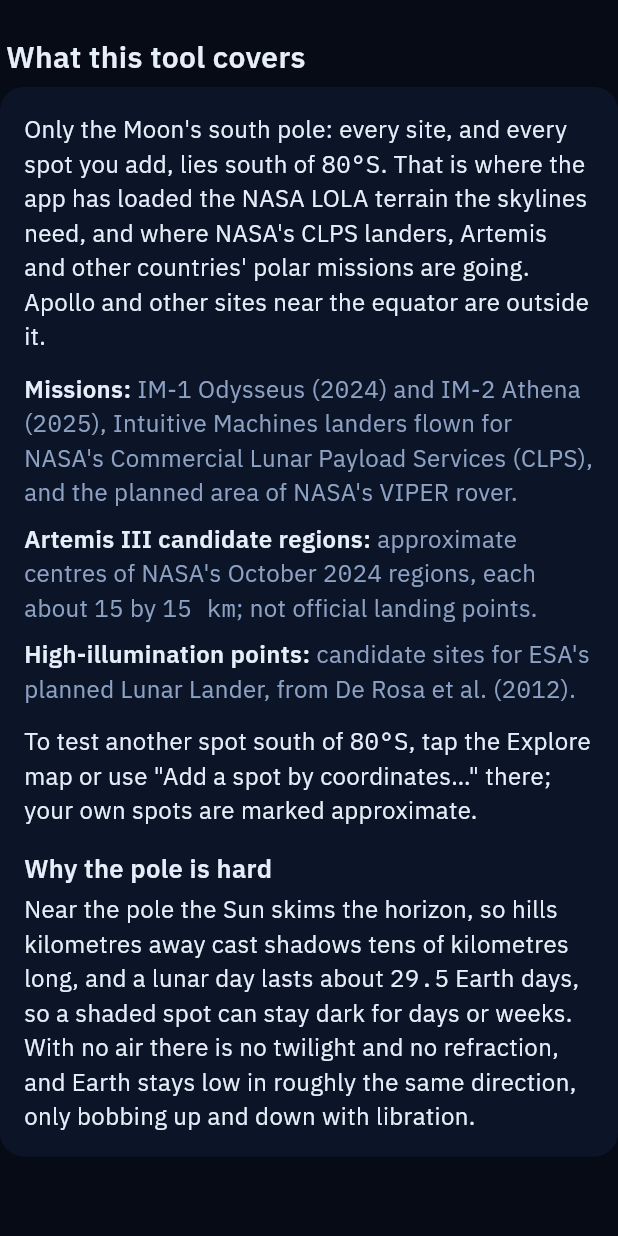
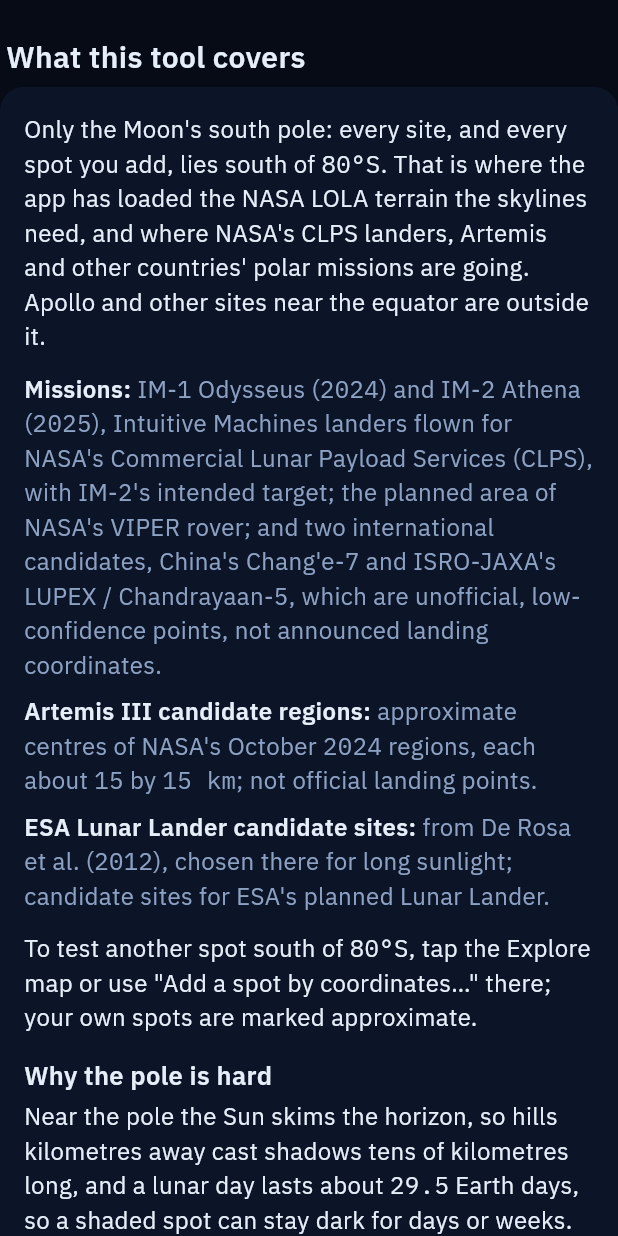
Before and after one commit to localizedprojects/CLPS-MOON-BROWSER, a Flutter app: the _Coverage widget shown alone on an empty page, opened directly, on a phone screen of 412 x 824 dp. Run offline on Flutter 3.47's test engine with Material 3 defaults, Android fonts, the phone set to English and light mode, and no system bars; our stand-ins replace share_plus, shared_preferences, web, webview_flutter; missing offline and left inert: dart:js_interop, dart:ui_web, webview_flutter_android; accounts and stored records are empty; project files that could hold a hidden picture were left out.

Commit message:
Catalogue: Learn and docs follow the renamed groups and the 19 sites
Learn names the ESA Lunar Lander group and lists IM-2's intended target and
the two low-confidence international candidates; counts, the region avgvis
figures (14 regions) and the bundle size are updated; dated 16-site
measurements say which set they used.

Co-Authored-By: Claude Opus 5.5 <noreply@anthropic.com>
Claude-Session: https://claude.ai/code/session_015neCYiKdaPfpzjxjrdyDQV

```diff
--- a/app/lib/content/how_calculated.dart
+++ b/app/lib/content/how_calculated.dart
@@ -63,7 +63,7 @@ const calcSections = <CalcSection>[
     title: 'The mountains on the skyline',
     plain: 'Walking outward from the spot in every direction, the app reads NASA LOLA laser-altimeter heights and '
         'keeps the steepest angle up to the terrain, including the Moon\'s curvature. That traces the real skyline. '
-        'The 16 preset sites use the 80 m elevation map, then the 240 m map beyond its edge, out to 600 km. Your own '
+        'The preset sites use the 80 m elevation map, then the 240 m map beyond its edge, out to 600 km. Your own '
         'spots are computed on your device from the 400 m map out to 300 km (made from the 80 m map inside 80°S and '
         'LOLA\'s 120 m map beyond it, to about 75°S).',
     maths: [
@@ -146,7 +146,7 @@ const calcSections = <CalcSection>[
       'a "good day" = Sun and Earth up together for at least half of that UTC day',
     ],
     accuracy: 'Over 18.6 years, our share of sunlit time agrees with the LOLA science team\'s own illumination maps '
-        'to 1.8 percentage points on average for the landing regions.',
+        'to about 2 percentage points on average for the landing regions.',
     ref: 'formula.md §9, §11.5, §13.9',
   ),
   CalcSection(
--- a/app/lib/core/wording.dart
+++ b/app/lib/core/wording.dart
@@ -218,7 +218,7 @@ String sampleStepText(double stepMs) {
 
 /// Shown instead of the long-term averages for a custom spot (AboutSite and
 /// the At a glance card; re-exported by widgets/about_site.dart).
-const String longTermCustomNote = 'Long-term averages are only precomputed for the 16 catalogue sites';
+const String longTermCustomNote = 'Long-term averages are only precomputed for the preset catalogue sites';
 
 /// "4.5° slope" (LOLA, preset sites only).
 String slopeText(Site s) {
--- a/app/lib/screens/explore.dart
+++ b/app/lib/screens/explore.dart
@@ -34,7 +34,7 @@ const exploreHeadline = "Where would you land at the Moon's south pole?";
 String exploreSubline(int n) => '$n real candidate spots, checked against the mountains around them. '
     'Sun means solar power; Earth in view means you can radio home.';
 
-/// The list header: "All 16 sites, best first" once every site is ranked.
+/// The list header: "All 19 sites, best first" once every site is ranked.
 String listHeaderText({required bool rankingDone, required int progress, required int total, required int count, required bool filtered}) {
   if (!rankingDone) return 'Ranked so far: $progress of $total sites (the order may still change)';
   return filtered ? '$count sites, best first' : 'All $count sites, best first';
--- a/app/lib/screens/learn.dart
+++ b/app/lib/screens/learn.dart
@@ -141,10 +141,13 @@ class _Coverage extends StatelessWidget {
   /// The catalogue's groups, as the site list names them, in plain words.
   static const groups = <(String, String)>[
     ('Missions', 'IM-1 Odysseus (2024) and IM-2 Athena (2025), Intuitive Machines landers flown for NASA\'s Commercial '
-        'Lunar Payload Services (CLPS), and the planned area of NASA\'s VIPER rover.'),
+        'Lunar Payload Services (CLPS), with IM-2\'s intended target; the planned area of NASA\'s VIPER rover; and two '
+        'international candidates, China\'s Chang\'e-7 and ISRO-JAXA\'s LUPEX / Chandrayaan-5, which are unofficial, '
+        'low-confidence points, not announced landing coordinates.'),
     ('Artemis III candidate regions', 'approximate centres of NASA\'s October 2024 regions, each about 15 by 15 km; '
         'not official landing points.'),
-    ('High-illumination points', 'candidate sites for ESA\'s planned Lunar Lander, from De Rosa et al. (2012).'),
+    ('ESA Lunar Lander candidate sites', 'from De Rosa et al. (2012), chosen there for long sunlight; candidate sites '
+        'for ESA\'s planned Lunar Lander.'),
   ];
 
   static const addYourOwn = 'To test another spot south of 80°S, tap the Explore map or use "Add a spot by '
```
Also changed, not shown: 4 other files.
